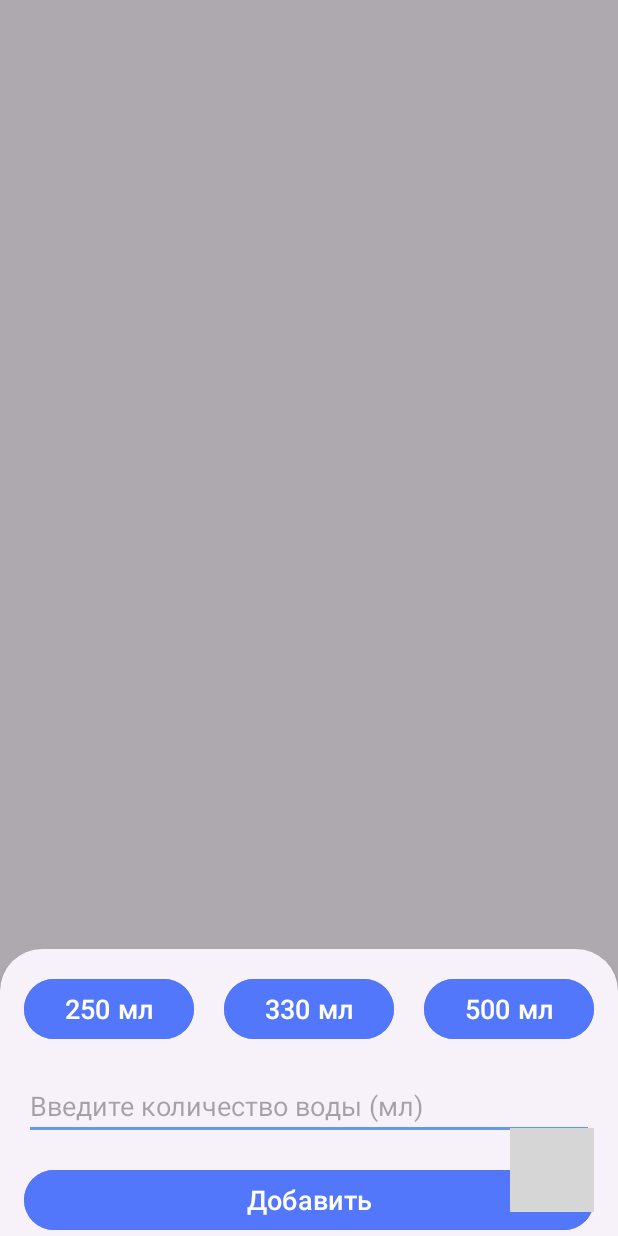
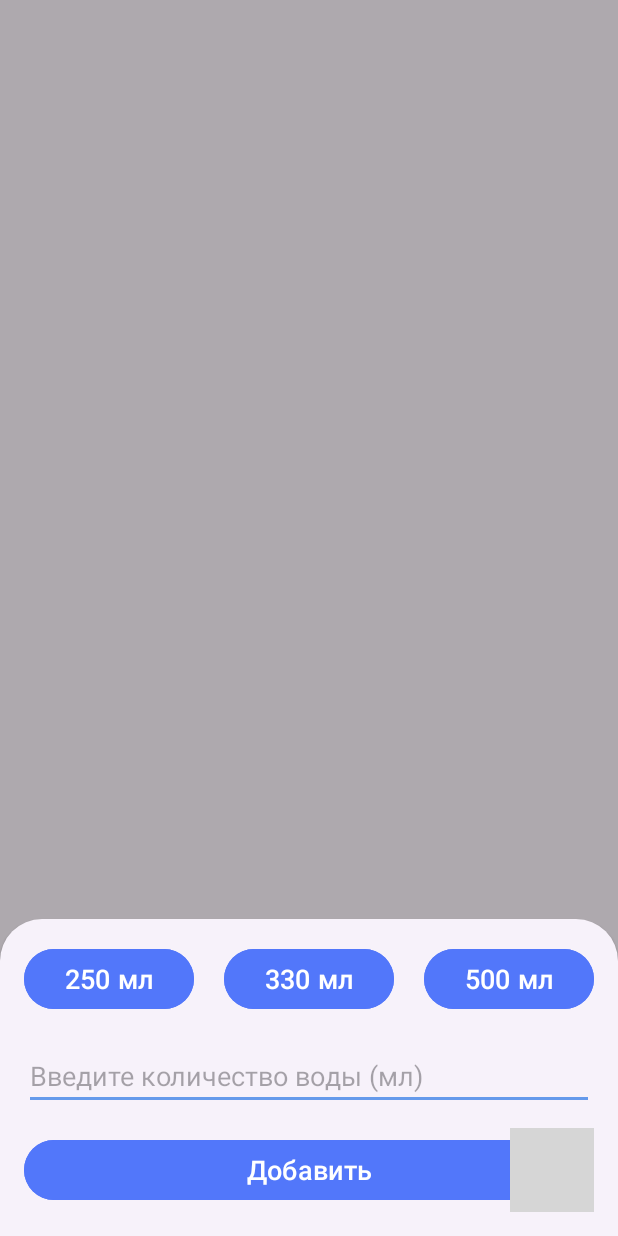
Before and after one commit to josephiskingkong/waterTracker, an Android app: the screen it shows after launch (MainActivity), after a tap on "Добавить воду", on a phone screen of 412 x 824 dp. Run offline under Robolectric (Android 15) with nearby library versions, the phone set to English and light mode, and no system bars; our stand-ins replace Room's generated code; grey boxes are pictures that could not be loaded.

Commit message:
Fix gap in add water activity

```diff
--- a/app/src/main/java/com/example/watertracker/AddWaterActivity.kt
+++ b/app/src/main/java/com/example/watertracker/AddWaterActivity.kt
@@ -25,7 +25,6 @@ class AddWaterActivity : BottomSheetDialogFragment() {
 
     override fun onViewCreated(view: View, savedInstanceState: Bundle?) {
         super.onViewCreated(view, savedInstanceState)
-
         waterViewModel = ViewModelProvider(this).get(WaterViewModel::class.java)
 
         selectedDate = arguments?.getLong("selectedDate") ?: Calendar.getInstance().timeInMillis
--- a/app/src/main/res/layout/activity_add_water.xml
+++ b/app/src/main/res/layout/activity_add_water.xml
@@ -6,6 +6,7 @@
     android:layout_width="match_parent"
     android:layout_height="match_parent"
     android:orientation="vertical"
+    android:paddingBottom="20dp"
     tools:context=".AddWaterActivity">
 
     <LinearLayout
@@ -74,11 +75,11 @@
         android:layout_width="match_parent"
         android:layout_height="wrap_content"
         android:layout_margin="16dp"
+        android:backgroundTint="@color/primary"
+        android:text="@string/button_add_volume_water"
+        android:textColor="@color/white"
         android:textSize="18sp"
-        android:textColor="@color/white"
-        android:text="@string/button_add_volume_water"
-        app:layout_constraintTop_toBottomOf="@id/etWaterAmount"
+        app:layout_constraintEnd_toEndOf="parent"
         app:layout_constraintStart_toStartOf="parent"
-        app:layout_constraintEnd_toEndOf="parent"
-        android:backgroundTint="@color/primary"/>
+        app:layout_constraintTop_toBottomOf="@id/etWaterAmount" />
 </androidx.constraintlayout.widget.ConstraintLayout>
```
Also changed, not shown: 1 other file.
